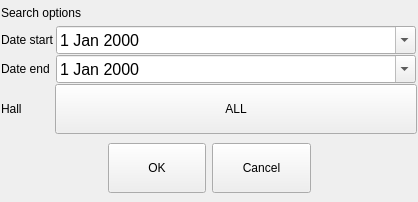
The window that Waiter/dlgreportsfilter.ui (End1-1/Cafe5) describes before a commit, drawn with Qt 5.
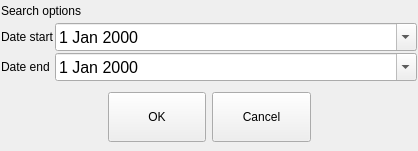
The same window after the commit.

The edit to the form file:
```diff
--- a/Waiter/dlgreportsfilter.ui
+++ b/Waiter/dlgreportsfilter.ui
@@ -7,7 +7,7 @@
     <x>0</x>
     <y>0</y>
     <width>418</width>
-    <height>202</height>
+    <height>151</height>
    </rect>
   </property>
   <property name="windowTitle">
@@ -31,6 +31,12 @@
    </property>
    <item>
     <widget class="QWidget" name="wheader" native="true">
+     <property name="sizePolicy">
+      <sizepolicy hsizetype="Preferred" vsizetype="Minimum">
+       <horstretch>0</horstretch>
+       <verstretch>0</verstretch>
+      </sizepolicy>
+     </property>
      <layout class="QHBoxLayout" name="horizontalLayout_2">
       <property name="spacing">
        <number>1</number>
@@ -72,6 +78,12 @@
    </item>
    <item>
     <widget class="QWidget" name="wfilter" native="true">
+     <property name="sizePolicy">
+      <sizepolicy hsizetype="Preferred" vsizetype="Preferred">
+       <horstretch>0</horstretch>
+       <verstretch>1</verstretch>
+      </sizepolicy>
+     </property>
      <layout class="QGridLayout" name="gridLayout_3">
       <property name="leftMargin">
        <number>1</number>
@@ -88,63 +100,6 @@
       <property name="spacing">
        <number>1</number>
       </property>
-      <item row="0" column="2">
-       <widget class="QLabel" name="label">
-        <property name="text">
-         <string>Date start</string>
-        </property>
-       </widget>
-      </item>
-      <item row="2" column="3" colspan="3">
-       <widget class="QToolButton" name="btnHall">
-        <property name="minimumSize">
-         <size>
-          <width>50</width>
-          <height>50</height>
-         </size>
-        </property>
-        <property name="maximumSize">
-         <size>
-          <width>16277712</width>
-          <height>50</height>
-         </size>
-        </property>
-        <property name="text">
-         <string>ALL</string>
-        </property>
-        <property name="iconSize">
-         <size>
-          <width>32</width>
-          <height>32</height>
-         </size>
-        </property>
-       </widget>
-      </item>
-      <item row="2" column="2">
-       <widget class="QLabel" name="label_3">
-        <property name="text">
-         <string>Hall</string>
-        </property>
-       </widget>
-      </item>
-      <item row="1" column="4">
-       <widget class="QDateEdit" name="date2">
-        <property name="sizePolicy">
-         <sizepolicy hsizetype="Expanding" vsizetype="Fixed">
-          <horstretch>0</horstretch>
-          <verstretch>0</verstretch>
-         </sizepolicy>
-        </property>
-        <property name="font">
-         <font>
-          <pointsize>12</pointsize>
-         </font>
-        </property>
-        <property name="calendarPopup">
-         <bool>true</bool>
-        </property>
-       </widget>
-      </item>
       <item row="1" column="2">
        <widget class="QLabel" name="label_2">
         <property name="text">
@@ -152,7 +107,7 @@
         </property>
        </widget>
       </item>
-      <item row="0" column="4">
+      <item row="0" column="3">
        <widget class="QDateEdit" name="date1">
         <property name="sizePolicy">
          <sizepolicy hsizetype="Expanding" vsizetype="Fixed">
@@ -170,6 +125,31 @@
         </property>
        </widget>
       </item>
+      <item row="1" column="3">
+       <widget class="QDateEdit" name="date2">
+        <property name="sizePolicy">
+         <sizepolicy hsizetype="Expanding" vsizetype="Fixed">
+          <horstretch>0</horstretch>
+          <verstretch>0</verstretch>
+         </sizepolicy>
+        </property>
+        <property name="font">
+         <font>
+          <pointsize>12</pointsize>
+         </font>
+        </property>
+        <property name="calendarPopup">
+         <bool>true</bool>
+        </property>
+       </widget>
+      </item>
+      <item row="0" column="2">
+       <widget class="QLabel" name="label">
+        <property name="text">
+         <string>Date start</string>
+        </property>
+       </widget>
+      </item>
      </layout>
     </widget>
    </item>
```
